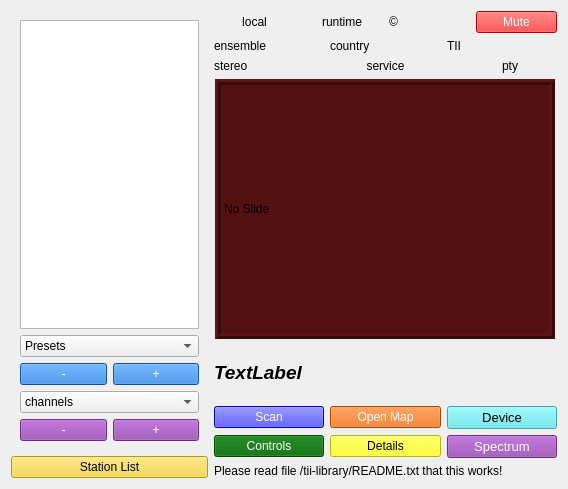
Before: the Qt Designer form forms/dabradio.ui in tomneda/DABstar, drawn with Qt 5.
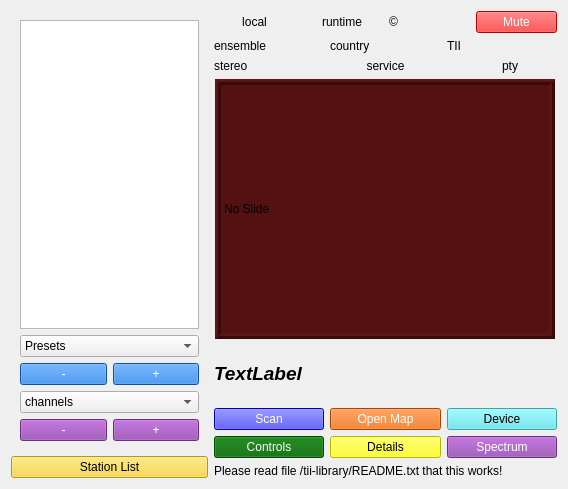
After: the same form once the commit is applied. Custom widgets are drawn as their Qt base class.

Commit message: Refine config widget

```diff
--- a/forms/dabradio.ui
+++ b/forms/dabradio.ui
@@ -406,7 +406,6 @@
          <property name="font">
           <font>
            <family>Cantarell</family>
-           <pointsize>10</pointsize>
           </font>
          </property>
          <property name="toolTip">
@@ -455,7 +454,6 @@
          <property name="font">
           <font>
            <family>Cantarell</family>
-           <pointsize>10</pointsize>
           </font>
          </property>
          <property name="toolTip">
```
The commit also changes 2 other files.
